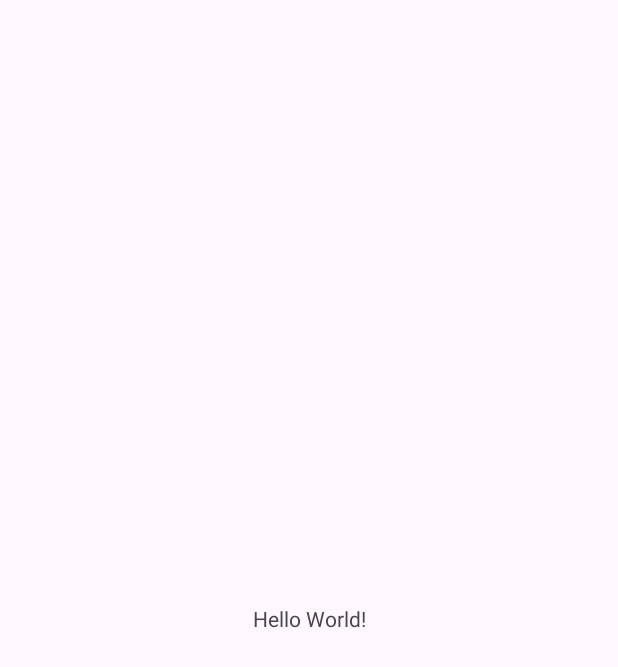
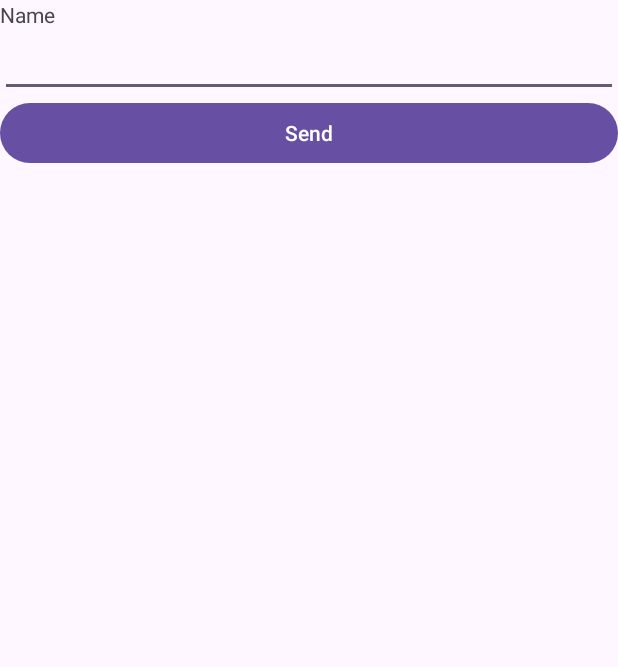
Before and after one commit to AmandaCP03/DMOS5, an Android app: the screen it shows after launch (MainActivity), on a phone screen of 412 x 824 dp. Before the commit the part shown is almost empty. Shown: the top 667 px of the screen. Run offline under Robolectric (Android 15) with nearby library versions, the phone set to English and light mode, and no system bars.

Commit message:
Aula 13/03

```diff
--- a/Projeto2/app/src/main/java/br/edu/edu/ifsp/arq/ads/dmos5/projeto2/MainActivity.kt
+++ b/Projeto2/app/src/main/java/br/edu/edu/ifsp/arq/ads/dmos5/projeto2/MainActivity.kt
@@ -1,20 +1,32 @@
 package br.edu.edu.ifsp.arq.ads.dmos5.projeto2
 
 import android.os.Bundle
+import android.view.View
+import android.widget.Button
+import android.widget.TextView
+import android.widget.Toast
 import androidx.activity.enableEdgeToEdge
 import androidx.appcompat.app.AppCompatActivity
 import androidx.core.view.ViewCompat
 import androidx.core.view.WindowInsetsCompat
 
 class MainActivity : AppCompatActivity() {
+
+    lateinit var edtName: TextView
+    lateinit var btnSend: Button
+
     override fun onCreate(savedInstanceState: Bundle?) {
         super.onCreate(savedInstanceState)
-        enableEdgeToEdge()
         setContentView(R.layout.activity_main)
-        ViewCompat.setOnApplyWindowInsetsListener(findViewById(R.id.main)) { v, insets ->
-            val systemBars = insets.getInsets(WindowInsetsCompat.Type.systemBars())
-            v.setPadding(systemBars.left, systemBars.top, systemBars.right, systemBars.bottom)
-            insets
-        }
+
+        edtName = findViewById(R.id.edt_name)
+        btnSend = findViewById(R.id.btn_send)
+
+        btnSend.setOnClickListener(View.OnClickListener{
+            val nome: String = edtName.text.toString()
+
+            //msg temporária
+            android.widget.Toast.makeText(this, getString(R.string.message) + " " + nome + "!", android.widget.Toast.LENGTH_SHORT).show()
+        })
     }
 }
--- a/Projeto2/app/src/main/res/layout/activity_main.xml
+++ b/Projeto2/app/src/main/res/layout/activity_main.xml
@@ -1,19 +1,32 @@
 <?xml version="1.0" encoding="utf-8"?>
-<androidx.constraintlayout.widget.ConstraintLayout xmlns:android="http://schemas.android.com/apk/res/android"
+<LinearLayout xmlns:android="http://schemas.android.com/apk/res/android"
     xmlns:app="http://schemas.android.com/apk/res-auto"
     xmlns:tools="http://schemas.android.com/tools"
     android:id="@+id/main"
     android:layout_width="match_parent"
     android:layout_height="match_parent"
+    android:orientation="vertical"
     tools:context=".MainActivity">
 
     <TextView
         android:layout_width="wrap_content"
         android:layout_height="wrap_content"
-        android:text="Hello World!"
-        app:layout_constraintBottom_toBottomOf="parent"
-        app:layout_constraintEnd_toEndOf="parent"
-        app:layout_constraintStart_toStartOf="parent"
-        app:layout_constraintTop_toTopOf="parent" />
+        android:text="@string/name"
+        android:id="@+id/txt_name"
+    />
 
-</androidx.constraintlayout.widget.ConstraintLayout>
+    <EditText
+        android:layout_width="match_parent"
+        android:layout_height="wrap_content"
+        android:id="@+id/edt_name"
+        android:inputType="textPersonName|textCapWords"
+    />
+
+    <Button
+        android:layout_width="match_parent"
+        android:layout_height="wrap_content"
+        android:id="@+id/btn_send"
+        android:text="@string/btn_send"
+    />
+
+</LinearLayout>
--- a/Projeto2/app/src/main/res/values/strings.xml
+++ b/Projeto2/app/src/main/res/values/strings.xml
@@ -1,3 +1,6 @@
 <resources>
     <string name="app_name">Projeto2</string>
+    <string name="name">Name</string>
+    <string name="btn_send">Send</string>
+    <string name="message">Welcome,</string>
 </resources>
```
Also changed, not shown: 1 other file.
